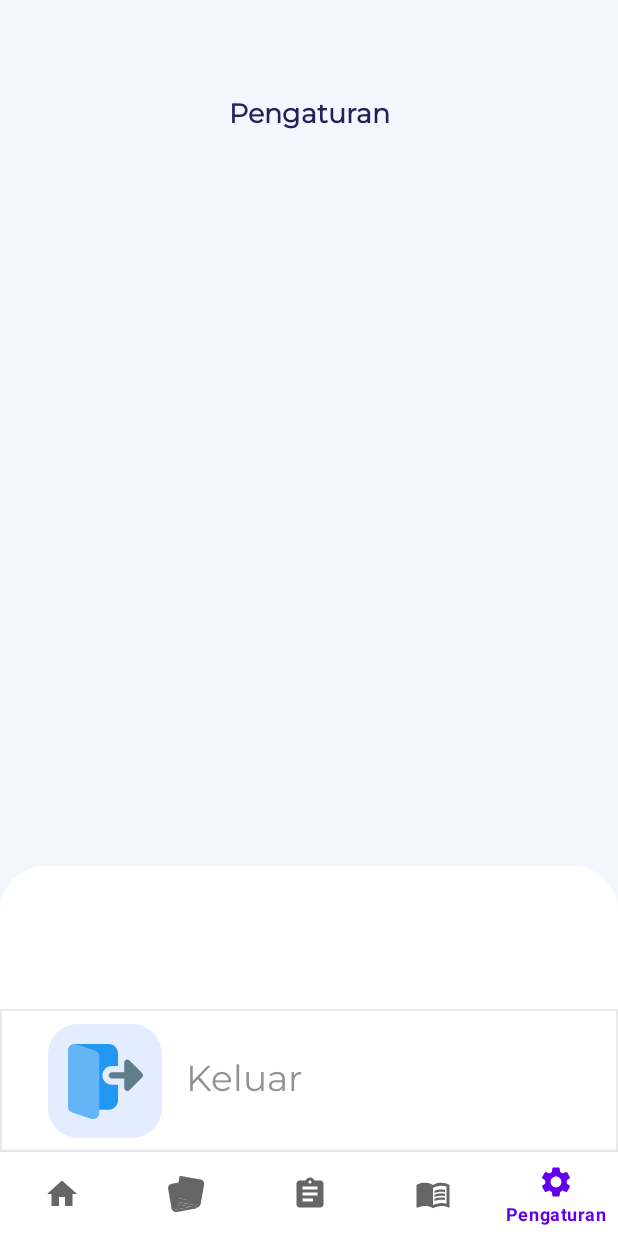
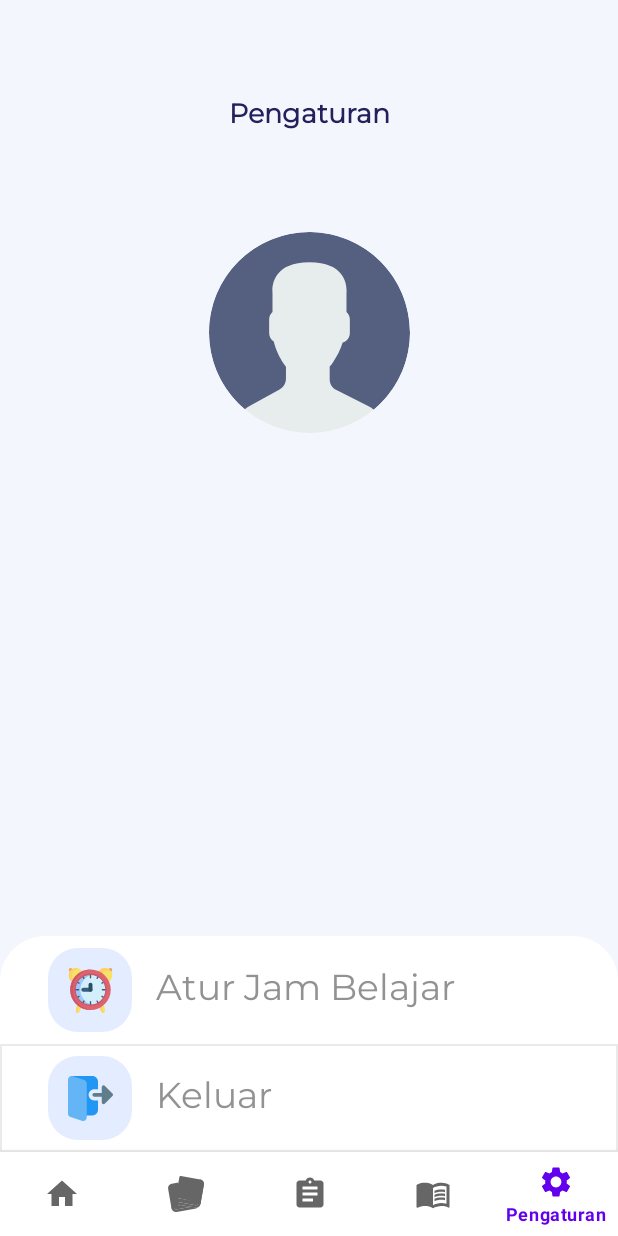
Before and after one commit to dhani-rama/ApemApp, an Android app: the PengaturanFragment screen opened through its navigation route, on a phone screen of 412 x 824 dp. Run offline under Robolectric (Android 15) with nearby library versions, the phone set to English and light mode, and no system bars; our stand-ins replace CircleImageView, Firebase (no records; nobody signed in at launch, a user with empty details on screens opened directly), navigation-ui; Roboto replaces fonts that are not available here.

Commit message:
menambahkan fitur atur jam belajar pada menu pengaturan

```diff
--- a/app/build.gradle
+++ b/app/build.gradle
@@ -53,4 +53,7 @@ dependencies {
 
     //Firebase
     implementation 'com.google.firebase:firebase-analytics:18.0.2'
+
+    //glide
+    implementation 'com.github.bumptech.glide:glide:4.11.0'
 }
--- a/app/src/main/AndroidManifest.xml
+++ b/app/src/main/AndroidManifest.xml
@@ -6,7 +6,6 @@
     <uses-permission android:name="android.permission.ACCESS_WIFI_STATE"/>
     <uses-permission-sdk-23 android:name="android.permission.INTERNET"/>
     <uses-permission-sdk-23 android:name="android.permission.ACCESS_WIFI_STATE"/>
-
 
     <application
         android:allowBackup="true"
--- a/app/src/main/java/id/research/apemapp/fragment/BerandaFragment.kt
+++ b/app/src/main/java/id/research/apemapp/fragment/BerandaFragment.kt
@@ -39,7 +39,5 @@ class BerandaFragment : Fragment() {
 
         //mengambil data dari shared preferences
         tv_nama.text = myPreferences.getValue("nama")
-
     }
-
 }
--- a/app/src/main/java/id/research/apemapp/fragment/PengaturanFragment.kt
+++ b/app/src/main/java/id/research/apemapp/fragment/PengaturanFragment.kt
@@ -2,11 +2,13 @@ package id.research.apemapp.fragment
 
 import android.app.ProgressDialog
 import android.content.Intent
+import android.graphics.Color
 import android.os.Bundle
 import androidx.fragment.app.Fragment
 import android.view.LayoutInflater
 import android.view.View
 import android.view.ViewGroup
+import com.google.android.material.snackbar.Snackbar
 import id.research.apemapp.R
 import id.research.apemapp.auth.Sign_in
 import id.research.apemapp.util.MySharedPreferences
@@ -45,6 +47,7 @@ class PengaturanFragment : Fragment() {
             val keluar = Intent(this@PengaturanFragment.context, Sign_in::class.java)
             startActivity(keluar)
             getActivity()?.finish()
+
         }
     }
 }
--- /dev/null
+++ b/app/src/main/res/drawable/ic_alarm.xml
@@ -0,0 +1,93 @@
+<vector xmlns:android="http://schemas.android.com/apk/res/android"
+    android:width="512dp"
+    android:height="512dp"
+    android:viewportWidth="512"
+    android:viewportHeight="512">
+  <path
+      android:pathData="M103.774,511.289a63.451,27.535 108,1 0,39.215 -120.691a63.451,27.535 108,1 0,-39.215 120.691z"
+      android:fillColor="#f6e266"/>
+  <path
+      android:pathData="m117.693,442.532c-9.332,28.7 -8.452,55.547 1.221,65.454 -5.318,3.58 -10.529,4.907 -15.131,3.404 -14.462,-4.707 -17.397,-35.533 -6.562,-68.858 10.835,-33.326 31.342,-56.533 45.804,-51.838 2.007,0.657 3.803,1.82 5.353,3.416 -11.398,7.677 -23.301,25.696 -30.685,48.422z"
+      android:fillColor="#ffd064"/>
+  <path
+      android:pathData="M362.312,459.644a63.451,27.535 72,1 0,52.375 -17.018a63.451,27.535 72,1 0,-52.375 17.018z"
+      android:fillColor="#f6e266"/>
+  <path
+      android:pathData="m415.248,505.967c-1.914,2.653 -4.261,4.519 -7.031,5.423 -14.474,4.707 -34.981,-18.5 -45.816,-51.826 -10.835,-33.337 -7.9,-64.163 6.562,-68.87 3.792,-1.233 8.006,-0.54 12.349,1.749 -8.064,11.199 -8.311,36.495 0.446,63.435 8.006,24.593 21.27,43.668 33.49,50.089z"
+      android:fillColor="#ffd064"/>
+  <path
+      android:pathData="M482.164,21.356m-21.352,0a21.352,21.352 0,1 1,42.704 0a21.352,21.352 0,1 1,-42.704 0"
+      android:fillColor="#e7a561"/>
+  <path
+      android:pathData="M29.836,21.356m-21.352,0a21.352,21.352 0,1 1,42.704 0a21.352,21.352 0,1 1,-42.704 0"
+      android:fillColor="#e7a561"/>
+  <path
+      android:pathData="M418.973,84.547m-84.543,0a84.543,84.543 0,1 1,169.086 0a84.543,84.543 0,1 1,-169.086 0"
+      android:fillColor="#f6e266"/>
+  <path
+      android:pathData="m491.905,41.77c-12.548,-7.384 -27.163,-11.61 -42.775,-11.61 -46.696,0 -84.553,37.845 -84.553,84.541 0,15.612 4.226,30.227 11.61,42.776 -24.98,-14.685 -41.754,-41.848 -41.754,-72.92 0,-46.696 37.857,-84.553 84.541,-84.553 31.083,0 58.246,16.775 72.931,41.766z"
+      android:fillColor="#ffd064"/>
+  <path
+      android:pathData="M93.027,84.547m-84.543,0a84.543,84.543 0,1 1,169.086 0a84.543,84.543 0,1 1,-169.086 0"
+      android:fillColor="#f6e266"/>
+  <path
+      android:pathData="m111.794,167.004c-6.045,1.362 -12.325,2.09 -18.77,2.09 -46.696,0 -84.541,-37.857 -84.541,-84.541 0.001,-46.696 37.846,-84.553 84.542,-84.553 6.444,0 12.724,0.728 18.77,2.089 -37.657,8.534 -65.783,42.212 -65.783,82.463 0,40.241 28.125,73.919 65.782,82.452z"
+      android:fillColor="#ffd064"/>
+  <path
+      android:pathData="M256,247.52m-230.479,0a230.479,230.479 0,1 1,460.958 0a230.479,230.479 0,1 1,-460.958 0"
+      android:fillColor="#dd636e"/>
+  <path
+      android:pathData="m270.797,477.536c-4.892,0.299 -9.829,0.464 -14.796,0.464 -127.298,0 -230.48,-103.197 -230.48,-230.48s103.182,-230.48 230.48,-230.48c4.967,0 9.904,0.165 14.796,0.464 -120.357,7.69 -215.594,107.73 -215.594,230.016s95.237,222.327 215.594,230.016z"
+      android:fillColor="#cb5769"/>
+  <path
+      android:pathData="M256,247.52m-176.153,0a176.153,176.153 0,1 1,352.306 0a176.153,176.153 0,1 1,-352.306 0"
+      android:fillColor="#d3effb"/>
+  <path
+      android:pathData="m286.779,421.121c-9.754,1.691 -19.793,2.558 -30.026,2.558 -97.287,0 -176.159,-78.871 -176.159,-176.159s78.872,-176.158 176.159,-176.158c10.233,0 20.271,0.868 30.026,2.558 -82.97,14.242 -146.118,86.546 -146.118,173.6s63.148,159.358 146.118,173.601z"
+      android:fillColor="#9dc6fb"/>
+  <path
+      android:pathData="m256,269.961h-81.84c-12.393,0 -22.441,-10.047 -22.441,-22.441s10.047,-22.441 22.441,-22.441h81.84c12.393,0 22.441,10.047 22.441,22.441s-10.048,22.441 -22.441,22.441z"
+      android:fillColor="#365e7d"/>
+  <path
+      android:pathData="m256,269.961c-12.393,0 -22.441,-10.047 -22.441,-22.441v-57.3c0,-12.393 10.047,-22.441 22.441,-22.441 12.393,0 22.441,10.047 22.441,22.441v57.3c-0.001,12.394 -10.048,22.441 -22.441,22.441z"
+      android:fillColor="#2b4d66"/>
+  <path
+      android:pathData="m256,119.356c-4.268,0 -7.726,-3.459 -7.726,-7.726v-35.723c0,-4.267 3.459,-7.726 7.726,-7.726s7.726,3.459 7.726,7.726v35.722c0,4.267 -3.458,7.727 -7.726,7.727z"
+      android:fillColor="#365e7d"/>
+  <path
+      android:pathData="m256,426.86c-4.268,0 -7.726,-3.459 -7.726,-7.726v-35.722c0,-4.267 3.459,-7.726 7.726,-7.726s7.726,3.459 7.726,7.726v35.722c0,4.267 -3.458,7.726 -7.726,7.726z"
+      android:fillColor="#365e7d"/>
+  <path
+      android:pathData="m427.614,255.247h-35.722c-4.268,0 -7.726,-3.459 -7.726,-7.726s3.459,-7.726 7.726,-7.726h35.722c4.268,0 7.726,3.459 7.726,7.726s-3.459,7.726 -7.726,7.726z"
+      android:fillColor="#365e7d"/>
+  <path
+      android:pathData="m120.109,255.247h-35.723c-4.268,0 -7.726,-3.459 -7.726,-7.726s3.459,-7.726 7.726,-7.726h35.722c4.268,0 7.726,3.459 7.726,7.726s-3.458,7.726 -7.725,7.726z"
+      android:fillColor="#365e7d"/>
+  <path
+      android:pathData="m386.368,179.984c-2.67,0 -5.268,-1.386 -6.698,-3.865 -2.134,-3.696 -0.867,-8.421 2.828,-10.554l18.261,-10.542c3.694,-2.134 8.422,-0.868 10.554,2.828 2.134,3.696 0.867,8.421 -2.828,10.554l-18.261,10.542c-1.216,0.703 -2.545,1.037 -3.856,1.037z"
+      android:fillColor="#365e7d"/>
+  <path
+      android:pathData="m107.385,341.055c-2.67,0 -5.268,-1.386 -6.698,-3.865 -2.134,-3.696 -0.867,-8.421 2.828,-10.554l18.261,-10.543c3.694,-2.134 8.422,-0.868 10.554,2.828 2.134,3.696 0.867,8.421 -2.828,10.554l-18.261,10.543c-1.216,0.703 -2.545,1.037 -3.856,1.037z"
+      android:fillColor="#365e7d"/>
+  <path
+      android:pathData="m331.258,124.887c-1.311,0 -2.639,-0.334 -3.856,-1.037 -3.695,-2.133 -4.962,-6.859 -2.828,-10.554l10.542,-18.26c2.132,-3.696 6.856,-4.962 10.554,-2.828 3.695,2.133 4.962,6.859 2.828,10.554l-10.542,18.26c-1.431,2.478 -4.028,3.865 -6.698,3.865z"
+      android:fillColor="#365e7d"/>
+  <path
+      android:pathData="m170.186,403.87c-1.311,0 -2.639,-0.334 -3.856,-1.037 -3.695,-2.133 -4.962,-6.859 -2.828,-10.554l10.542,-18.261c2.133,-3.696 6.856,-4.962 10.554,-2.828 3.695,2.133 4.962,6.859 2.828,10.554l-10.542,18.261c-1.43,2.479 -4.028,3.865 -6.698,3.865z"
+      android:fillColor="#365e7d"/>
+  <path
+      android:pathData="m180.742,124.887c-2.67,0 -5.268,-1.386 -6.698,-3.865l-10.542,-18.26c-2.134,-3.696 -0.867,-8.421 2.828,-10.554 3.693,-2.134 8.422,-0.868 10.554,2.828l10.542,18.26c2.134,3.696 0.867,8.421 -2.828,10.554 -1.216,0.703 -2.545,1.037 -3.856,1.037z"
+      android:fillColor="#365e7d"/>
+  <path
+      android:pathData="m341.814,403.87c-2.67,0 -5.268,-1.386 -6.698,-3.865l-10.542,-18.261c-2.134,-3.696 -0.867,-8.421 2.828,-10.554 3.693,-2.134 8.422,-0.868 10.554,2.828l10.542,18.261c2.134,3.696 0.867,8.421 -2.828,10.554 -1.216,0.703 -2.545,1.037 -3.856,1.037z"
+      android:fillColor="#365e7d"/>
+  <path
+      android:pathData="m125.632,179.984c-1.311,0 -2.639,-0.334 -3.856,-1.037l-18.261,-10.542c-3.695,-2.133 -4.962,-6.859 -2.828,-10.554 2.133,-3.695 6.857,-4.963 10.554,-2.828l18.261,10.542c3.695,2.133 4.962,6.859 2.828,10.554 -1.431,2.479 -4.028,3.865 -6.698,3.865z"
+      android:fillColor="#365e7d"/>
+  <path
+      android:pathData="m404.615,341.055c-1.311,0 -2.639,-0.334 -3.856,-1.037l-18.261,-10.543c-3.695,-2.133 -4.962,-6.859 -2.828,-10.554 2.133,-3.696 6.857,-4.963 10.554,-2.828l18.261,10.543c3.695,2.133 4.962,6.859 2.828,10.554 -1.431,2.479 -4.028,3.865 -6.698,3.865z"
+      android:fillColor="#365e7d"/>
+  <path
+      android:pathData="m256,431.4c-101.391,0 -183.879,-82.488 -183.879,-183.879s82.488,-183.88 183.879,-183.88 183.879,82.488 183.879,183.879 -82.488,183.88 -183.879,183.88zM256,79.094c-92.87,0 -168.427,75.556 -168.427,168.427s75.557,168.426 168.427,168.426 168.427,-75.556 168.427,-168.427 -75.557,-168.426 -168.427,-168.426z"
+      android:fillColor="#cb5769"/>
+</vector>
--- a/app/src/main/res/drawable/ic_profil.xml
+++ /dev/null
@@ -1,10 +0,0 @@
-<vector xmlns:android="http://schemas.android.com/apk/res/android"
-    android:width="24dp"
-    android:height="24dp"
-    android:viewportWidth="24"
-    android:viewportHeight="24"
-    android:tint="?attr/colorControlNormal">
-  <path
-      android:fillColor="@android:color/white"
-      android:pathData="M12,12c2.21,0 4,-1.79 4,-4s-1.79,-4 -4,-4 -4,1.79 -4,4 1.79,4 4,4zM12,14c-2.67,0 -8,1.34 -8,4v2h16v-2c0,-2.66 -5.33,-4 -8,-4z"/>
-</vector>
--- /dev/null
+++ b/app/src/main/res/drawable/ic_user.xml
@@ -0,0 +1,12 @@
+<vector xmlns:android="http://schemas.android.com/apk/res/android"
+    android:width="53dp"
+    android:height="53dp"
+    android:viewportWidth="53"
+    android:viewportHeight="53">
+  <path
+      android:pathData="M18.613,41.552l-7.907,4.313c-0.464,0.253 -0.881,0.564 -1.269,0.903C14.047,50.655 19.998,53 26.5,53c6.454,0 12.367,-2.31 16.964,-6.144c-0.424,-0.358 -0.884,-0.68 -1.394,-0.934l-8.467,-4.233c-1.094,-0.547 -1.785,-1.665 -1.785,-2.888v-3.322c0.238,-0.271 0.51,-0.619 0.801,-1.03c1.154,-1.63 2.027,-3.423 2.632,-5.304c1.086,-0.335 1.886,-1.338 1.886,-2.53v-3.546c0,-0.78 -0.347,-1.477 -0.886,-1.965v-5.126c0,0 1.053,-7.977 -9.75,-7.977s-9.75,7.977 -9.75,7.977v5.126c-0.54,0.488 -0.886,1.185 -0.886,1.965v3.546c0,0.934 0.491,1.756 1.226,2.231c0.886,3.857 3.206,6.633 3.206,6.633v3.24C20.296,39.899 19.65,40.986 18.613,41.552z"
+      android:fillColor="#E7ECED"/>
+  <path
+      android:pathData="M26.953,0.004C12.32,-0.246 0.254,11.414 0.004,26.047C-0.138,34.344 3.56,41.801 9.448,46.76c0.385,-0.336 0.798,-0.644 1.257,-0.894l7.907,-4.313c1.037,-0.566 1.683,-1.653 1.683,-2.835v-3.24c0,0 -2.321,-2.776 -3.206,-6.633c-0.734,-0.475 -1.226,-1.296 -1.226,-2.231v-3.546c0,-0.78 0.347,-1.477 0.886,-1.965v-5.126c0,0 -1.053,-7.977 9.75,-7.977s9.75,7.977 9.75,7.977v5.126c0.54,0.488 0.886,1.185 0.886,1.965v3.546c0,1.192 -0.8,2.195 -1.886,2.53c-0.605,1.881 -1.478,3.674 -2.632,5.304c-0.291,0.411 -0.563,0.759 -0.801,1.03V38.8c0,1.223 0.691,2.342 1.785,2.888l8.467,4.233c0.508,0.254 0.967,0.575 1.39,0.932c5.71,-4.762 9.399,-11.882 9.536,-19.9C53.246,12.32 41.587,0.254 26.953,0.004z"
+      android:fillColor="#556080"/>
+</vector>
--- a/app/src/main/res/layout/fragment_beranda.xml
+++ b/app/src/main/res/layout/fragment_beranda.xml
@@ -28,10 +28,11 @@
                 android:id="@+id/foto_user"
                 android:layout_width="60dp"
                 android:layout_height="60dp"
-                android:layout_marginStart="8dp"
+                android:layout_marginStart="16dp"
                 android:layout_marginTop="40dp"
-                tools:src ="@android:color/darker_gray"
-                app:layout_constraintStart_toStartOf="@+id/guideline3"
+                android:src="@drawable/ic_user"
+
+                app:layout_constraintStart_toStartOf="parent"
                 app:layout_constraintTop_toTopOf="parent" />
 
             <TextView
@@ -78,30 +79,24 @@
                 app:layout_constraintStart_toStartOf="@+id/foto_user"
                 app:layout_constraintTop_toBottomOf="@+id/foto_user" />
 
-            <androidx.constraintlayout.widget.Guideline
-                android:id="@+id/guideline3"
-                android:layout_width="wrap_content"
-                android:layout_height="wrap_content"
-                android:orientation="vertical"
-                app:layout_constraintGuide_begin="8dp" />
 
         </androidx.constraintlayout.widget.ConstraintLayout>
+
 
         <androidx.constraintlayout.widget.ConstraintLayout
             android:layout_width="match_parent"
             android:layout_height="match_parent"
             android:layout_marginBottom="40dp">
-
             <androidx.constraintlayout.widget.ConstraintLayout
                 android:id="@+id/layout_kd1"
                 android:layout_width="160dp"
                 android:layout_height="165dp"
-                android:layout_marginStart="8dp"
+                android:layout_marginStart="16dp"
                 android:layout_marginTop="8dp"
                 android:background="@drawable/ic_button_kd"
-                app:layout_constraintStart_toStartOf="@+id/guideline6"
+
+                app:layout_constraintStart_toStartOf="parent"
                 app:layout_constraintTop_toBottomOf="@+id/tv_kd">
-
                 <de.hdodenhof.circleimageview.CircleImageView
                     android:id="@+id/ic_array"
                     android:layout_width="31dp"
@@ -276,14 +271,14 @@
                 android:id="@+id/tv_kd"
                 android:layout_width="wrap_content"
                 android:layout_height="wrap_content"
-                android:layout_marginStart="8dp"
+                android:layout_marginStart="16dp"
                 android:layout_marginTop="24dp"
                 android:fontFamily="@font/montserrat"
                 android:text="@string/kompetensi_dasar"
                 android:textColor="@color/black"
                 android:textSize="20sp"
                 android:textStyle="bold"
-                app:layout_constraintStart_toStartOf="@+id/guideline6"
+                app:layout_constraintStart_toStartOf="parent"
                 app:layout_constraintTop_toTopOf="parent" />
 
             <TextView
@@ -299,12 +294,6 @@
                 app:layout_constraintStart_toStartOf="@+id/layout_kd1"
                 app:layout_constraintTop_toBottomOf="@+id/layout_kd1" />
 
-            <androidx.constraintlayout.widget.Guideline
-                android:id="@+id/guideline6"
-                android:layout_width="wrap_content"
-                android:layout_height="wrap_content"
-                android:orientation="vertical"
-                app:layout_constraintGuide_percent="0.02189781" />
         </androidx.constraintlayout.widget.ConstraintLayout>
     </LinearLayout>
 </ScrollView>
--- a/app/src/main/res/layout/fragment_pengaturan.xml
+++ b/app/src/main/res/layout/fragment_pengaturan.xml
@@ -11,7 +11,6 @@
         android:layout_height="wrap_content"
         android:background="@color/biru3"
         tools:context=".fragment.PengaturanFragment">
-
 
         <TextView
             android:id="@+id/tv_pengaturan"
@@ -33,10 +32,11 @@
             android:layout_width="134dp"
             android:layout_height="134dp"
             android:layout_marginTop="64dp"
+            android:src="@drawable/ic_user"
             app:layout_constraintEnd_toEndOf="@+id/tv_pengaturan"
             app:layout_constraintStart_toStartOf="@+id/tv_pengaturan"
             app:layout_constraintTop_toBottomOf="@+id/tv_pengaturan"
-            tools:src="@android:color/darker_gray" />
+            />
 
         <TextView
             android:id="@+id/tv_nama"
@@ -66,8 +66,46 @@
             app:layout_constraintStart_toStartOf="parent">
 
             <androidx.constraintlayout.widget.ConstraintLayout
+                android:id="@+id/layout_alarm"
                 android:layout_width="match_parent"
-                android:layout_height="95dp">
+                android:layout_height="wrap_content">
+
+                <androidx.constraintlayout.widget.ConstraintLayout
+                    android:id="@+id/constraintAlarm"
+                    android:layout_width="56dp"
+                    android:layout_height="56dp"
+                    android:layout_marginStart="32dp"
+                    android:layout_marginTop="8dp"
+                    android:layout_marginBottom="8dp"
+                    android:background="@drawable/bg_ic_pengaturan"
+                    app:layout_constraintBottom_toBottomOf="parent"
+                    app:layout_constraintStart_toStartOf="parent"
+                    app:layout_constraintTop_toTopOf="parent">
+
+                    <ImageView
+                        android:layout_width="30dp"
+                        android:layout_height="30dp"
+                        android:src="@drawable/ic_alarm"
+                        app:layout_constraintBottom_toBottomOf="parent"
+                        app:layout_constraintEnd_toEndOf="parent"
+                        app:layout_constraintStart_toStartOf="parent"
+                        app:layout_constraintTop_toTopOf="parent"
+                        tools:ignore="ContentDescription" />
+
+                </androidx.constraintlayout.widget.ConstraintLayout>
+
+                <TextView
+                    android:id="@+id/tv_alarm"
+                    android:layout_width="wrap_content"
+                    android:layout_height="wrap_content"
+                    android:layout_marginStart="16dp"
+                    android:fontFamily="@font/montserrat"
+                    android:text="Atur Jam Belajar"
+                    android:textColor="@color/abu_abu4"
+                    android:textSize="24sp"
+                    app:layout_constraintBottom_toBottomOf="@+id/constraintAlarm"
+                    app:layout_constraintStart_toEndOf="@+id/constraintAlarm"
+                    app:layout_constraintTop_toTopOf="@+id/constraintAlarm" />
 
 
             </androidx.constraintlayout.widget.ConstraintLayout>
@@ -75,23 +113,24 @@
             <androidx.constraintlayout.widget.ConstraintLayout
                 android:id="@+id/layout_logout"
                 android:layout_width="match_parent"
-                android:layout_height="95dp"
+                android:layout_height="wrap_content"
                 android:background="@drawable/bg_logout">
-
 
                 <androidx.constraintlayout.widget.ConstraintLayout
                     android:id="@+id/constraintLayout2"
-                    android:layout_width="76dp"
-                    android:layout_height="76dp"
+                    android:layout_width="56dp"
+                    android:layout_height="56dp"
                     android:layout_marginStart="32dp"
+                    android:layout_marginTop="8dp"
+                    android:layout_marginBottom="8dp"
                     android:background="@drawable/bg_ic_pengaturan"
                     app:layout_constraintBottom_toBottomOf="parent"
                     app:layout_constraintStart_toStartOf="parent"
                     app:layout_constraintTop_toTopOf="parent">
 
                     <ImageView
-                        android:layout_width="50dp"
-                        android:layout_height="50dp"
+                        android:layout_width="30dp"
+                        android:layout_height="30dp"
                         android:src="@drawable/ic_logout"
                         app:layout_constraintBottom_toBottomOf="parent"
                         app:layout_constraintEnd_toEndOf="parent"
```
